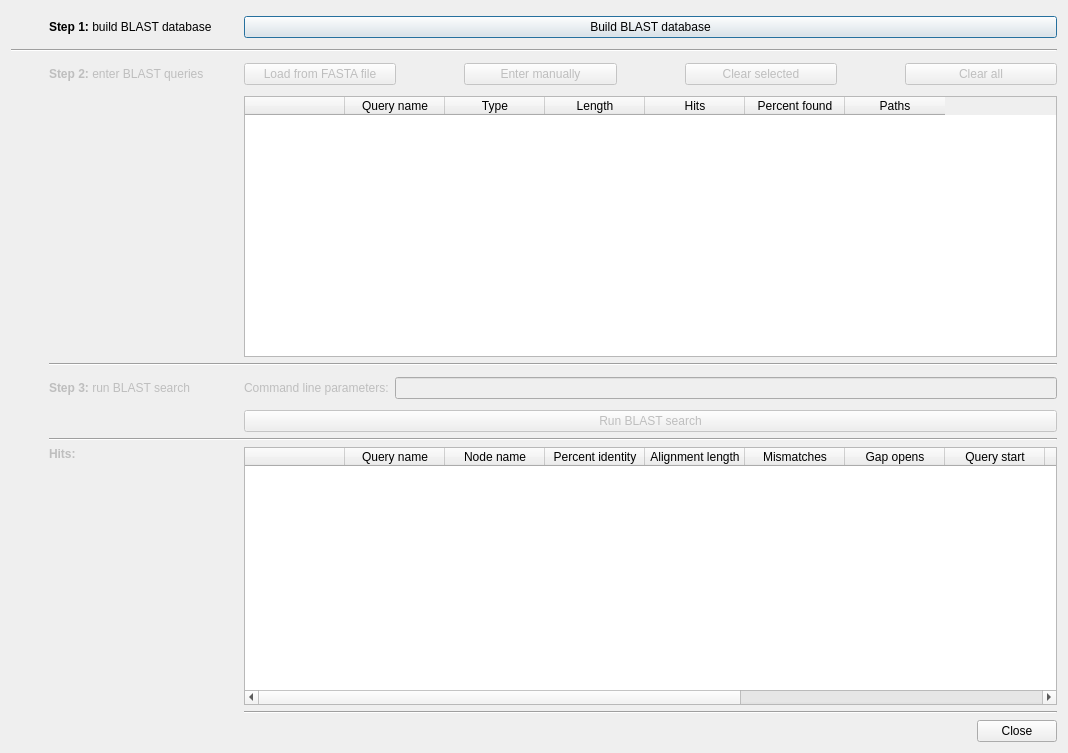
First picture: the form in ui/blastsearchdialog.ui, repository rrwick/Bandage, before the edit.
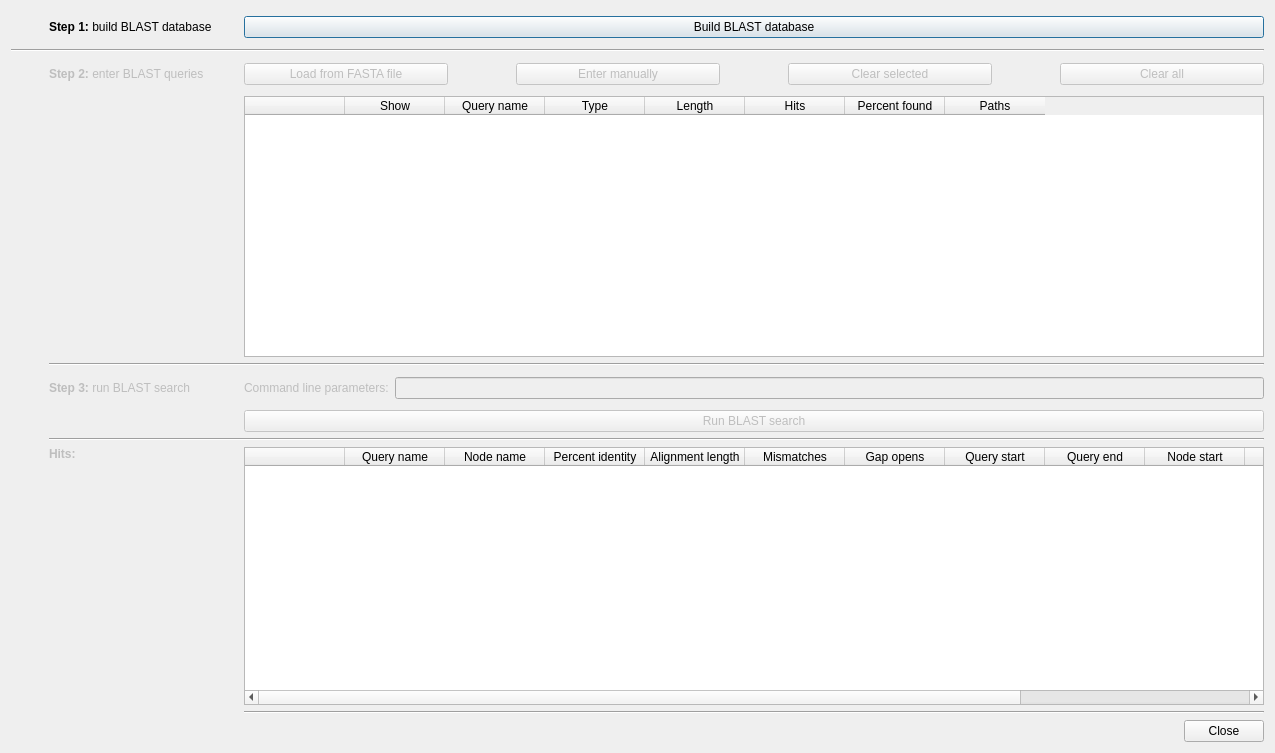
Second picture: the form after the edit. Custom widgets are drawn as their Qt base class.

Commit message: Working on BLAST query 'Show' tick box

What changed in the file:
```diff
--- a/ui/blastsearchdialog.ui
+++ b/ui/blastsearchdialog.ui
@@ -6,7 +6,7 @@
    <rect>
     <x>0</x>
     <y>0</y>
-    <width>1068</width>
+    <width>1275</width>
     <height>753</height>
    </rect>
   </property>
@@ -627,6 +627,11 @@
        <string/>
       </property>
      </column>
+     <column>
+      <property name="text">
+       <string>Show</string>
+      </property>
+     </column>
      <column>
       <property name="text">
        <string>Query name</string>
@@ -662,17 +667,17 @@
   </layout>
  </widget>
  <customwidgets>
-  <customwidget>
-   <class>MyTableWidget</class>
-   <extends>QTableWidget</extends>
-   <header>mytablewidget.h</header>
-  </customwidget>
   <customwidget>
    <class>InfoTextWidget</class>
    <extends>QWidget</extends>
    <header>infotextwidget.h</header>
    <container>1</container>
   </customwidget>
+  <customwidget>
+   <class>MyTableWidget</class>
+   <extends>QTableWidget</extends>
+   <header>mytablewidget.h</header>
+  </customwidget>
  </customwidgets>
  <tabstops>
   <tabstop>buildBlastDatabaseButton</tabstop>
```
The commit also changes 5 other files.
